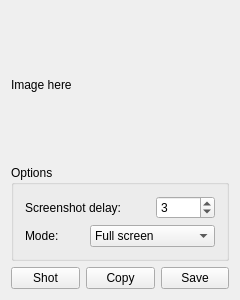
Above: mainwidget.ui from SunRunAway/AprilShot before the change. Below: the same form after it.
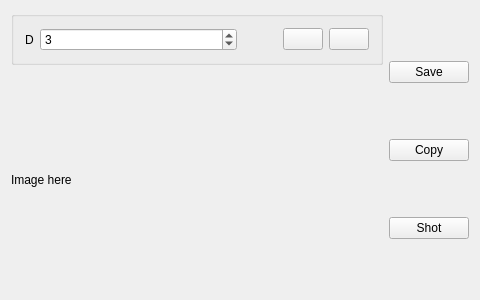
That is the form after the change.

```diff
--- a/mainwidget.ui
+++ b/mainwidget.ui
@@ -9,7 +9,7 @@
    <rect>
     <x>0</x>
     <y>0</y>
-    <width>240</width>
+    <width>480</width>
     <height>300</height>
    </rect>
   </property>
@@ -21,13 +21,7 @@
   </property>
   <property name="minimumSize">
    <size>
-    <width>240</width>
-    <height>300</height>
-   </size>
-  </property>
-  <property name="baseSize">
-   <size>
-    <width>240</width>
+    <width>480</width>
     <height>300</height>
    </size>
   </property>
@@ -37,24 +31,13 @@
   <property name="windowOpacity">
    <double>1.000000000000000</double>
   </property>
-  <layout class="QVBoxLayout" name="verticalLayout">
+  <layout class="QHBoxLayout" name="horizontalLayout">
    <item>
-    <widget class="QLabel" name="imageLabel">
-     <property name="sizePolicy">
-      <sizepolicy hsizetype="Expanding" vsizetype="Expanding">
-       <horstretch>0</horstretch>
-       <verstretch>0</verstretch>
-      </sizepolicy>
-     </property>
-     <property name="text">
-      <string>Image here</string>
-     </property>
-    </widget>
-   </item>
+    <layout class="QVBoxLayout" name="verticalLayout_3">
    <item>
     <widget class="QGroupBox" name="_groupBox">
      <property name="sizePolicy">
-      <sizepolicy hsizetype="Preferred" vsizetype="Maximum">
+        <sizepolicy hsizetype="Preferred" vsizetype="Preferred">
        <horstretch>0</horstretch>
        <verstretch>0</verstretch>
       </sizepolicy>
@@ -63,17 +46,23 @@
       <enum>Qt::LeftToRight</enum>
      </property>
      <property name="title">
-      <string>Options</string>
-     </property>
-     <layout class="QGridLayout" name="gridLayout">
-      <item row="0" column="0" colspan="2">
+        <string/>
+       </property>
+       <layout class="QHBoxLayout" name="horizontalLayout_2">
+        <item>
        <widget class="QLabel" name="_label_2">
+          <property name="sizePolicy">
+           <sizepolicy hsizetype="Maximum" vsizetype="Preferred">
+            <horstretch>0</horstretch>
+            <verstretch>0</verstretch>
+           </sizepolicy>
+          </property>
         <property name="text">
-         <string>Screenshot delay:</string>
+           <string>D</string>
         </property>
        </widget>
       </item>
-      <item row="0" column="2">
+        <item>
        <widget class="QSpinBox" name="delayBox">
         <property name="maximum">
          <number>60</number>
@@ -83,69 +72,123 @@
         </property>
        </widget>
       </item>
-      <item row="1" column="0">
-       <widget class="QLabel" name="_label">
+        <item>
+         <spacer name="horizontalSpacer">
+          <property name="orientation">
+           <enum>Qt::Horizontal</enum>
+          </property>
+          <property name="sizeType">
+           <enum>QSizePolicy::Preferred</enum>
+          </property>
+          <property name="sizeHint" stdset="0">
+           <size>
+            <width>40</width>
+            <height>20</height>
+           </size>
+          </property>
+         </spacer>
+        </item>
+        <item>
+         <widget class="QPushButton" name="mode0Button">
         <property name="sizePolicy">
-         <sizepolicy hsizetype="Preferred" vsizetype="Fixed">
+           <sizepolicy hsizetype="Fixed" vsizetype="Fixed">
           <horstretch>0</horstretch>
           <verstretch>0</verstretch>
          </sizepolicy>
         </property>
         <property name="text">
-         <string>Mode:</string>
+           <string/>
         </property>
        </widget>
       </item>
-      <item row="1" column="1" colspan="2">
-       <widget class="QComboBox" name="modeBox">
         <item>
+         <widget class="QPushButton" name="mode1Button">
+          <property name="sizePolicy">
+           <sizepolicy hsizetype="Fixed" vsizetype="Fixed">
+            <horstretch>0</horstretch>
+            <verstretch>0</verstretch>
+           </sizepolicy>
+          </property>
          <property name="text">
-          <string>Full screen</string>
-         </property>
+           <string/>
+          </property>
+         </widget>
         </item>
+       </layout>
+      </widget>
+     </item>
         <item>
+      <widget class="QLabel" name="imageLabel">
+       <property name="sizePolicy">
+        <sizepolicy hsizetype="Expanding" vsizetype="Expanding">
+         <horstretch>0</horstretch>
+         <verstretch>0</verstretch>
+        </sizepolicy>
+       </property>
          <property name="text">
-          <string>Rectangle</string>
-         </property>
-        </item>
+        <string>Image here</string>
+       </property>
        </widget>
       </item>
      </layout>
-    </widget>
    </item>
    <item>
-    <layout class="QHBoxLayout" name="_horizontalLayout">
+    <layout class="QVBoxLayout" name="verticalLayout_2">
      <property name="sizeConstraint">
       <enum>QLayout::SetMaximumSize</enum>
      </property>
-     <item>
-      <widget class="QPushButton" name="shotButton">
-       <property name="text">
-        <string>Shot</string>
-       </property>
-       <property name="shortcut">
-        <string>Ctrl+T</string>
-       </property>
-      </widget>
-     </item>
-     <item>
-      <widget class="QPushButton" name="copyButton">
-       <property name="text">
-        <string>Copy</string>
-       </property>
-       <property name="shortcut">
-        <string>Ctrl+C</string>
-       </property>
-      </widget>
-     </item>
      <item>
       <widget class="QPushButton" name="saveButton">
+       <property name="enabled">
+        <bool>true</bool>
+       </property>
+       <property name="sizePolicy">
+        <sizepolicy hsizetype="Preferred" vsizetype="Fixed">
+         <horstretch>0</horstretch>
+         <verstretch>200</verstretch>
+        </sizepolicy>
+       </property>
        <property name="text">
         <string>Save</string>
        </property>
        <property name="shortcut">
         <string>Ctrl+S</string>
        </property>
+       <property name="autoRepeatDelay">
+        <number>300</number>
+       </property>
+      </widget>
+     </item>
+     <item>
+      <widget class="QPushButton" name="copyButton">
+       <property name="sizePolicy">
+        <sizepolicy hsizetype="Preferred" vsizetype="Fixed">
+         <horstretch>0</horstretch>
+         <verstretch>0</verstretch>
+        </sizepolicy>
+       </property>
+       <property name="text">
+        <string>Copy</string>
+       </property>
+       <property name="shortcut">
+        <string>Ctrl+C</string>
+       </property>
+      </widget>
+     </item>
+     <item>
+      <widget class="QPushButton" name="shotButton">
+       <property name="sizePolicy">
+        <sizepolicy hsizetype="Preferred" vsizetype="Fixed">
+         <horstretch>0</horstretch>
+         <verstretch>0</verstretch>
+        </sizepolicy>
+       </property>
+       <property name="text">
+        <string>Shot</string>
+       </property>
+       <property name="shortcut">
+        <string>Ctrl+T</string>
+       </property>
       </widget>
      </item>
     </layout>
```
Left out of the diff: 3 changed lines with no effect on the pictures. Lines whose indentation alone changed are shown as unchanged.
